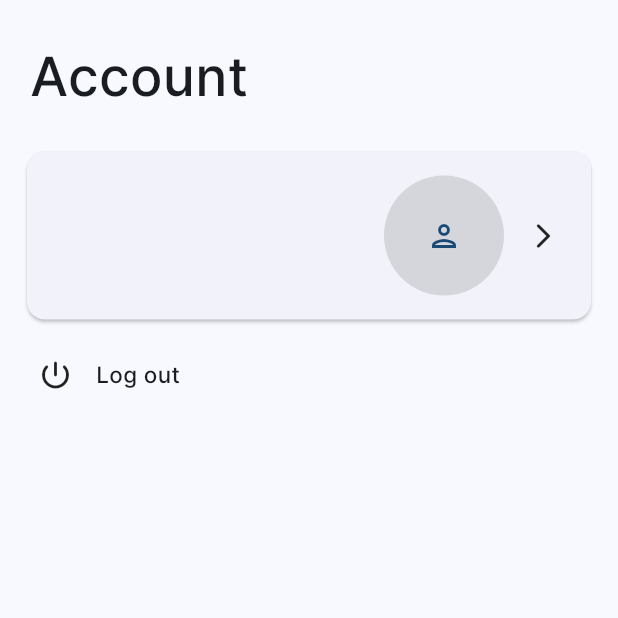
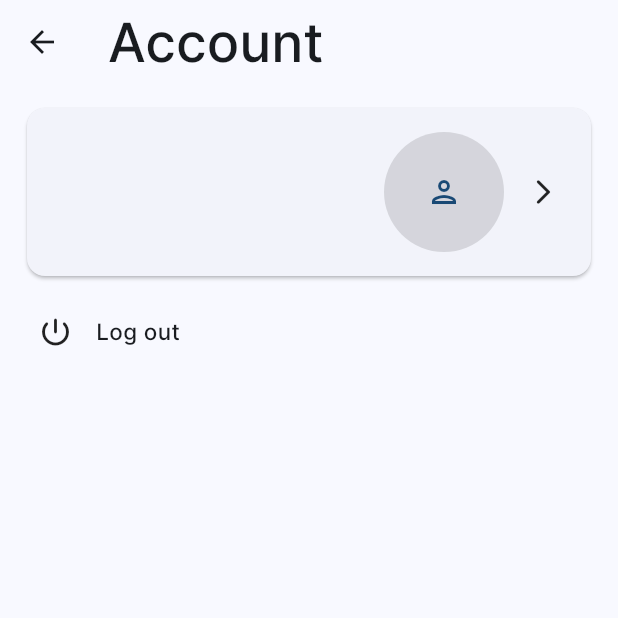
Before and after one commit to hexagonal707/twitterclone, a Flutter app: the AccountPage screen opened directly, on a phone screen of 412 x 824 dp, the top half of it. Run offline on Flutter 3.47's test engine with Material 2 defaults, Android fonts, the phone set to English and light mode, and no system bars; our stand-ins replace cloud_firestore, firebase_auth, firebase_core, image_picker; accounts and stored records are empty.

```diff
--- a/lib/data/post_data.dart
+++ b/lib/data/post_data.dart
@@ -8,13 +8,14 @@ import '../models/post_model.dart';
 
 class PostDataProvider extends ChangeNotifier {
   PostDataProvider() {
-    getPostList();
+    getPostListFuture();
   }
 
   List<Post>? postDataList;
   u.User? userData;
 
-  getPostList() async {
+
+  getPostListFuture() async {
     var postIds = await getPostIds();
     final uid = FirebaseAuth.instance.currentUser!.uid;
 
@@ -26,6 +27,7 @@ class PostDataProvider extends ChangeNotifier {
     );
     notifyListeners();
   }
+
 
   addPostList(String content, DateTime dateTime) async {
     final userId = FirebaseAuth.instance.currentUser!.uid;
--- a/lib/screens/account/account_page.dart
+++ b/lib/screens/account/account_page.dart
@@ -22,20 +22,22 @@ class _AccountPageState extends State<AccountPage> {
   Widget build(BuildContext context) {
     return Consumer<PostDataProvider>(builder: (context, provider, child) {
       return Scaffold(
+        appBar: AppBar(
+          elevation: 0,
+          scrolledUnderElevation: 0,
+          title: const Text(
+            'Account',
+            style: TextStyle(
+              fontWeight: FontWeight.w500,
+              fontSize: 36.0,
+            ),
+          ),
+        ),
         body: SafeArea(
           child: ListView(
             children: <Widget>[
-              const Padding(
-                padding: EdgeInsets.symmetric(horizontal: 20.0, vertical: 25.0),
-                child: Text(
-                  'Account',
-                  style: TextStyle(
-                    fontWeight: FontWeight.w500,
-                    fontSize: 36.0,
-                  ),
-                ),
-              ),
 
+              const SizedBox(height: 16.0),
               //Profile Header
               Card(
                 margin: const EdgeInsets.symmetric(horizontal: 18.0),
--- a/lib/screens/createPost/create_post_page.dart
+++ b/lib/screens/createPost/create_post_page.dart
@@ -1,4 +1,5 @@
 import 'package:flutter/material.dart';
+import 'package:flutter/services.dart';
 import 'package:provider/provider.dart';
 import 'package:twitterclone/data/post_data.dart';
 
@@ -29,7 +30,7 @@ class _CreatePostPageState extends State<CreatePostPage> {
   addPostData(String content, DateTime time) async {
     var provider = Provider.of<PostDataProvider>(context, listen: false);
     await provider.addPostList(content, time);
-    provider.getPostList();
+    provider.getPostListFuture();
   }
 
 
@@ -94,6 +95,7 @@ class _CreatePostPageState extends State<CreatePostPage> {
                         padding: const EdgeInsets.symmetric(
                             horizontal: 26.0, vertical: 18.0),
                         child: TextFormField(
+                          maxLength: 280,
                           controller: _contentController,
                           keyboardType: TextInputType.multiline,
                           maxLines: null,
```
Also changed, not shown: lib/page_navigator.dart (+1 -7 lines), lib/screens/home/home_page.dart (+36 -6 lines), lib/widgets/custom_post_container.dart (+6 -2 lines).
